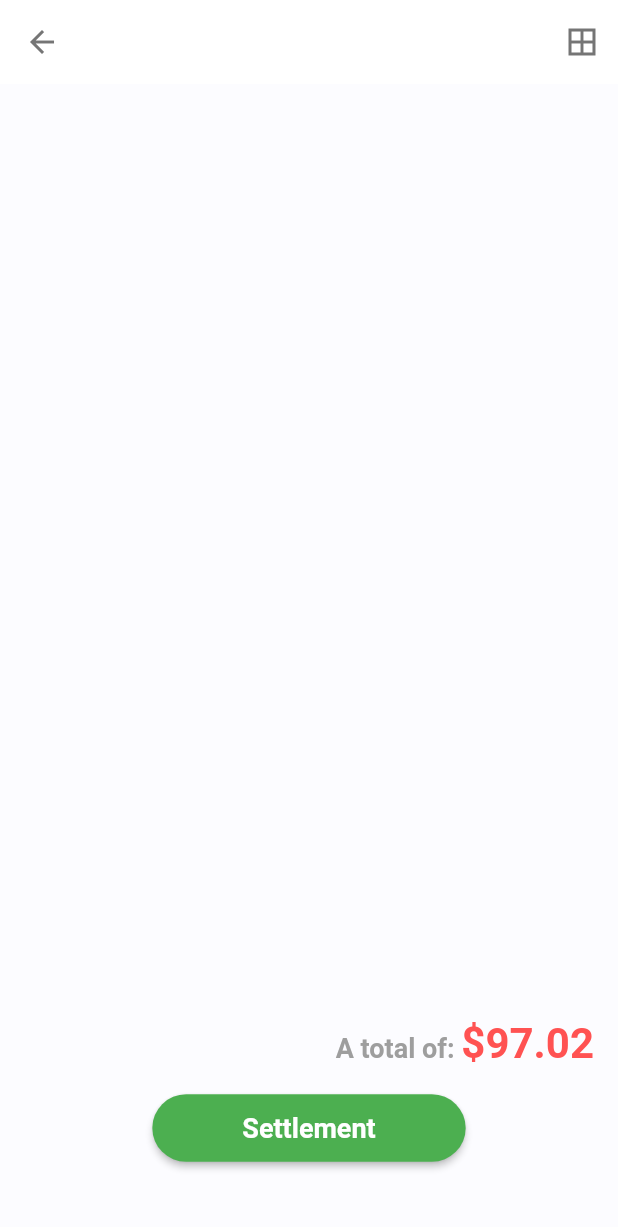
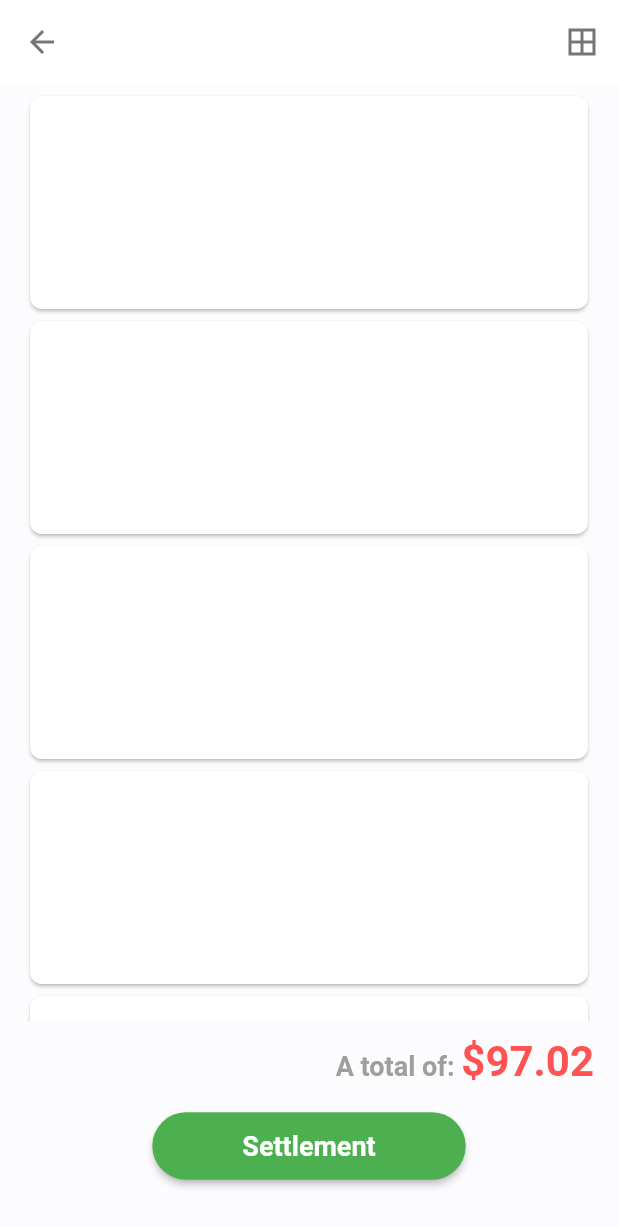
Before and after one commit to jeremy02/fruits_app, a Flutter app: the ShoppingCartScreen screen opened directly, on a phone screen of 412 x 824 dp. Shown: the top 1227 px of the screen. Run offline on Flutter 3.47's test engine with Material 2 defaults, Android fonts, the phone set to English and light mode, and no system bars.

Commit message:
started on cart listing

```diff
--- a/lib/screens/shopping_cart_screen.dart
+++ b/lib/screens/shopping_cart_screen.dart
@@ -1,4 +1,7 @@
 import 'package:flutter/material.dart';
+import 'package:fruits_app/models/fruits_list.dart';
+import 'package:fruits_app/widgets/cart_list_item.dart';
+import 'package:fruits_app/widgets/fruits_list_item.dart';
 
 class ShoppingCartScreen extends StatelessWidget {
 
@@ -21,12 +24,29 @@ class ShoppingCartScreen extends StatelessWidget {
 				],
 			),
 			body:Padding(
-				padding: EdgeInsets.all(16.0),
+				padding: EdgeInsets.symmetric(vertical: 4.0,horizontal: 16.0),
 				child: Column(
 					children: <Widget>[
 						Expanded(
-							child:Container(
-
+							child:ListView.builder(
+								primary: false,
+								shrinkWrap: true,
+								scrollDirection: Axis.vertical,
+								itemCount: fruits == null ? 0 :fruits.length,
+								itemBuilder: (BuildContext context, int index) {
+									Fruits fruit = fruits[index];
+									return CartListItem(
+										fruit: Fruits(
+											fruits[index].name,
+											fruits[index].title,
+											fruits[index].description,
+											fruits[index].price,
+											fruits[index].rating,
+											fruits[index].imageUrl,
+											fruits[index].bgColor
+										),
+									);
+								}
 							),
 						),
 						SizedBox(height: 10.0),
--- /dev/null
+++ b/lib/widgets/cart_list_item.dart
@@ -0,0 +1,27 @@
+import 'package:flutter/cupertino.dart';
+import 'package:flutter/material.dart';
+import 'package:fruits_app/models/fruits_list.dart';
+
+class CartListItem extends StatelessWidget {
+
+	Fruits fruit;
+
+	CartListItem({
+		Key key,
+		@required this.fruit,
+	})
+		: super(key: key);
+
+	@override
+	Widget build(BuildContext context) {
+		return Container(
+			constraints: BoxConstraints(
+				minHeight: 150,
+			),
+			child: Card(
+				shape: RoundedRectangleBorder( borderRadius: BorderRadius.circular(8.0)),
+				elevation: 1.0,
+			),
+		);
+	}
+}
```
